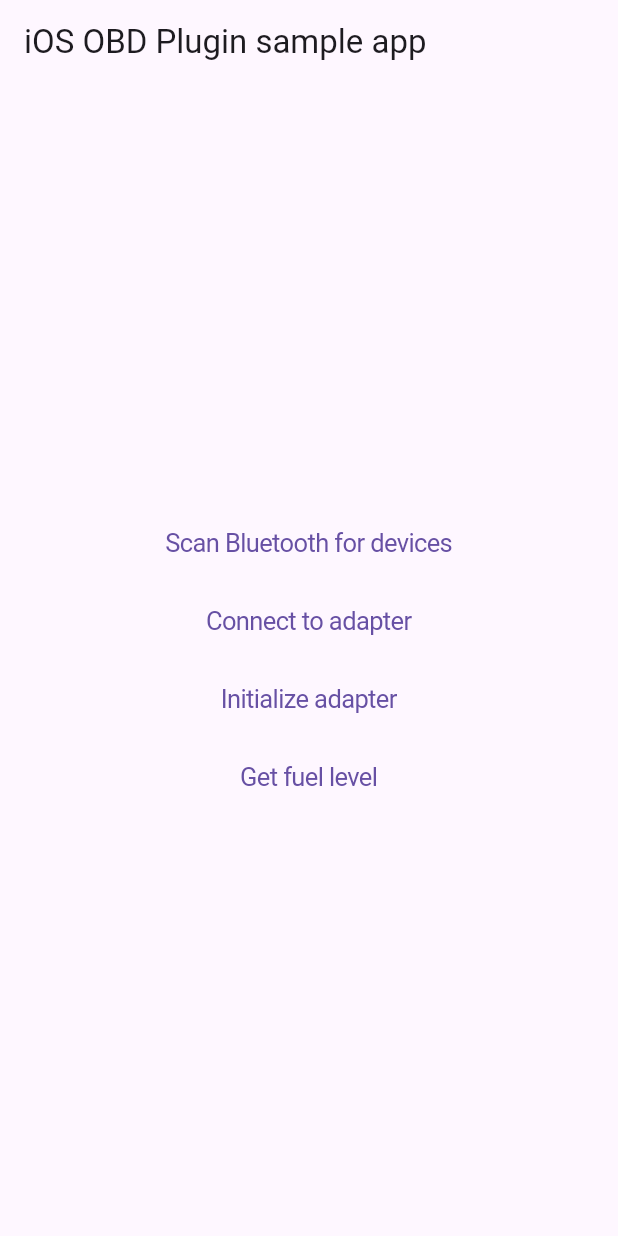
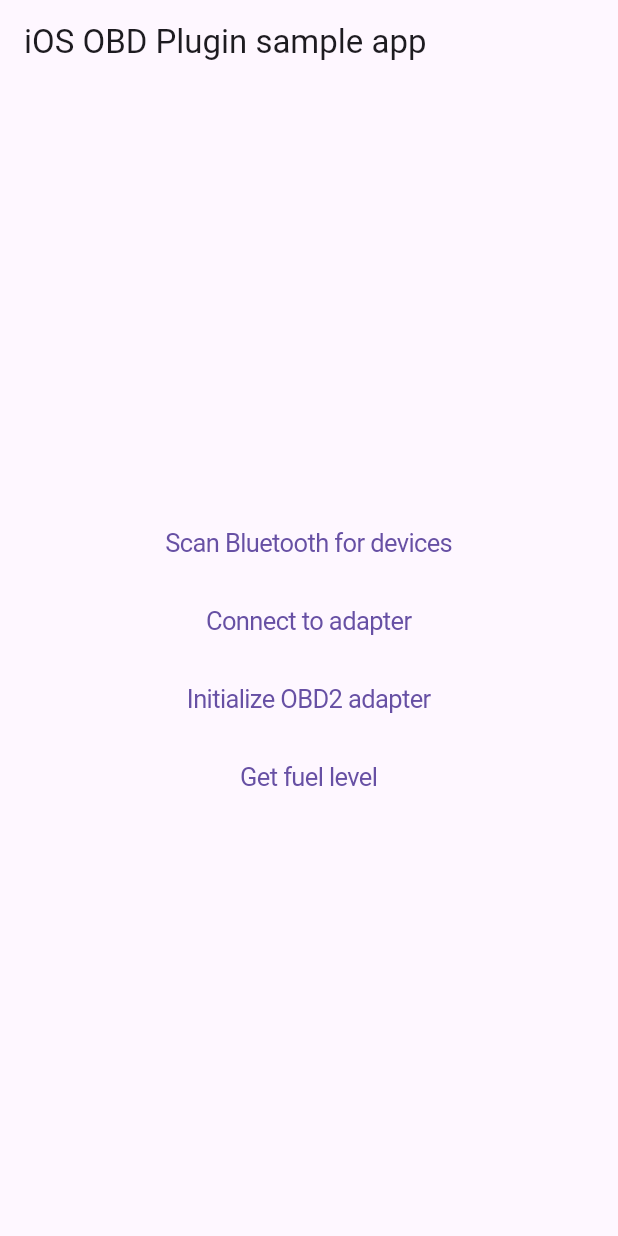
Before and after one commit to typ-AhmedSleem/obd2_ios_flutter_plugin, a Flutter app: the screen it shows after launch, on a phone screen of 412 x 824 dp. Run offline on Flutter 3.47's test engine with Material 3 defaults, Android fonts, the phone set to English and light mode, and no system bars; our stand-ins replace plugin_platform_interface.

Commit message:
impr: removed unused imports and improved code

```diff
--- a/example/lib/main.dart
+++ b/example/lib/main.dart
@@ -1,6 +1,5 @@
 import 'package:flutter/cupertino.dart';
 import 'package:flutter/material.dart';
-import 'dart:async';
 import 'dart:convert';
 
 import 'package:flutter/services.dart';
@@ -20,7 +19,7 @@ class MyApp extends StatefulWidget {
 }
 
 class _MyAppState extends State<MyApp> {
-  final logger = Logger("MyApp");
+  final logger = Logger("App");
   final _obd2FlutterPlugin = Obd2FlutterPlugin();
 
   Iterable<BluetoothDevice> _bleDevices = [];
@@ -102,7 +101,9 @@ class _MyAppState extends State<MyApp> {
                     logger.log("Can't initialize adapter..\nReason: $e");
                   }
                 },
-                child: const Text('Initialize adapter'),
+                child: Text(
+                  _adapterInitialized ? "OBD2 adapter is initialized" : "Initialize OBD2 adapter"
+                ),
               ),
               CupertinoButton(
                 onPressed: () async {
--- a/lib/obd2_flutter_plugin_platform_interface.dart
+++ b/lib/obd2_flutter_plugin_platform_interface.dart
@@ -1,4 +1,3 @@
-import 'dart:ffi';
 
 import 'package:plugin_platform_interface/plugin_platform_interface.dart';
 
```
